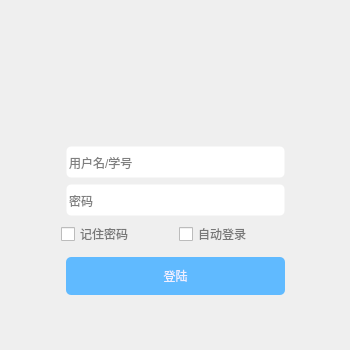
yexithu/TUNet-pc, file loginui.ui: the form before one commit.
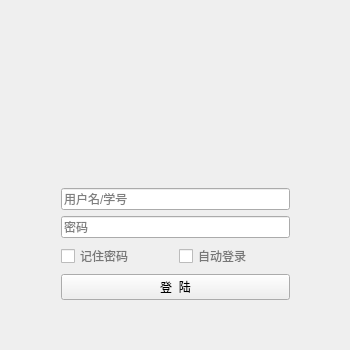
The form after the commit. Icons and pictures are not drawn.

Commit message: button can press and hover & set the max and min size of the window

What changed in the file:
```diff
--- a/loginui.ui
+++ b/loginui.ui
@@ -10,6 +10,18 @@
     <height>350</height>
    </rect>
   </property>
+  <property name="minimumSize">
+   <size>
+    <width>350</width>
+    <height>350</height>
+   </size>
+  </property>
+  <property name="maximumSize">
+   <size>
+    <width>600</width>
+    <height>600</height>
+   </size>
+  </property>
   <property name="windowTitle">
    <string>LoginUi</string>
   </property>
@@ -33,11 +45,7 @@
     <item>
      <widget class="QLineEdit" name="username">
       <property name="styleSheet">
-       <string notr="true">background-color: #fff;
-margin: 0% 5%;
-padding: 7% 0;
-border-radius:5px;
-border: 1px solid groove grey;</string>
+       <string notr="true"/>
       </property>
       <property name="text">
        <string/>
@@ -50,11 +58,7 @@
     <item>
      <widget class="QLineEdit" name="password">
       <property name="styleSheet">
-       <string notr="true">background-color: #fff;
-margin: 0% 5%;
-padding: 7% 0;
-border-radius:5px;
-border: 1px solid groove grey;</string>
+       <string notr="true"/>
       </property>
       <property name="text">
        <string/>
@@ -91,14 +95,10 @@
     <item>
      <widget class="QPushButton" name="loginButton">
       <property name="styleSheet">
-       <string notr="true">background-color: rgb(96, 186, 255);
-border-radius:5px;
-margin: 5% 5%;
-padding: 10% 0;
-color: #eeeeff;</string>
+       <string notr="true"/>
       </property>
       <property name="text">
-       <string>登陆</string>
+       <string>登  陆</string>
       </property>
      </widget>
     </item>
```
The commit also changes 7 other files.
